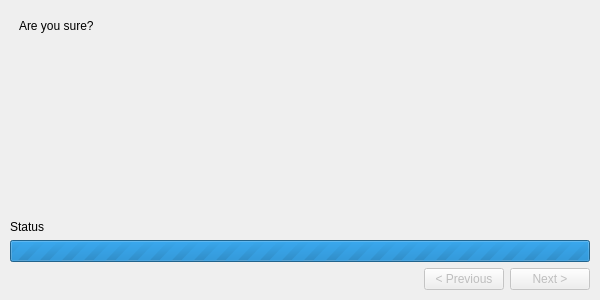
Above: mainwindow.ui from eilbecklab/phenotipsbot before the change. Below: the same form after it.
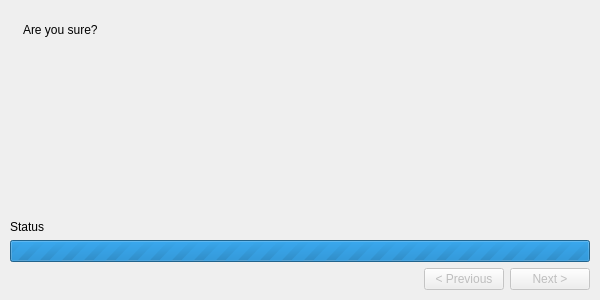
That is the form after the change. The open tabs and pages were chosen to show the change.

Commit message: Add scrollbar to confirmation text if there are a lot of warnings

```diff
--- a/mainwindow.ui
+++ b/mainwindow.ui
@@ -237,16 +237,20 @@
       <widget class="QWidget" name="confirmationPage">
        <layout class="QHBoxLayout" name="horizontalLayout_2">
         <item>
-         <widget class="QLabel" name="confirmationLabel">
-          <property name="text">
-           <string>Are you sure?</string>
+         <widget class="QPlainTextEdit" name="confirmationTextbox">
+          <property name="styleSheet">
+           <string notr="true">color: palette(text);
+background-color: palette(window);</string>
           </property>
-          <property name="alignment">
-           <set>Qt::AlignLeading|Qt::AlignLeft|Qt::AlignTop</set>
+          <property name="frameShape">
+           <enum>QFrame::NoFrame</enum>
           </property>
-          <property name="wordWrap">
+          <property name="readOnly">
            <bool>true</bool>
           </property>
+          <property name="plainText">
+           <string>Are you sure?</string>
+          </property>
          </widget>
         </item>
        </layout>
```
The commit also changes 1 other file.
